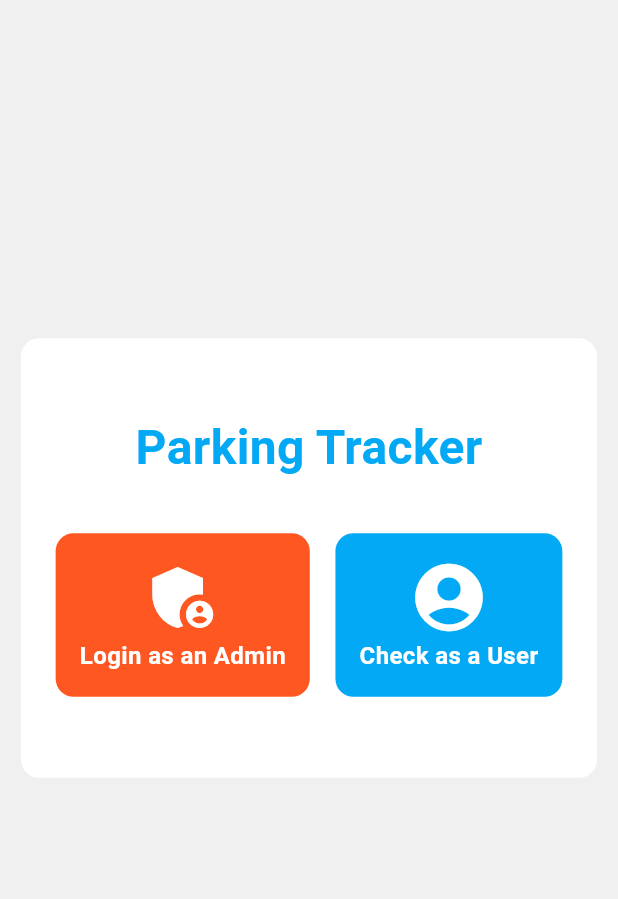
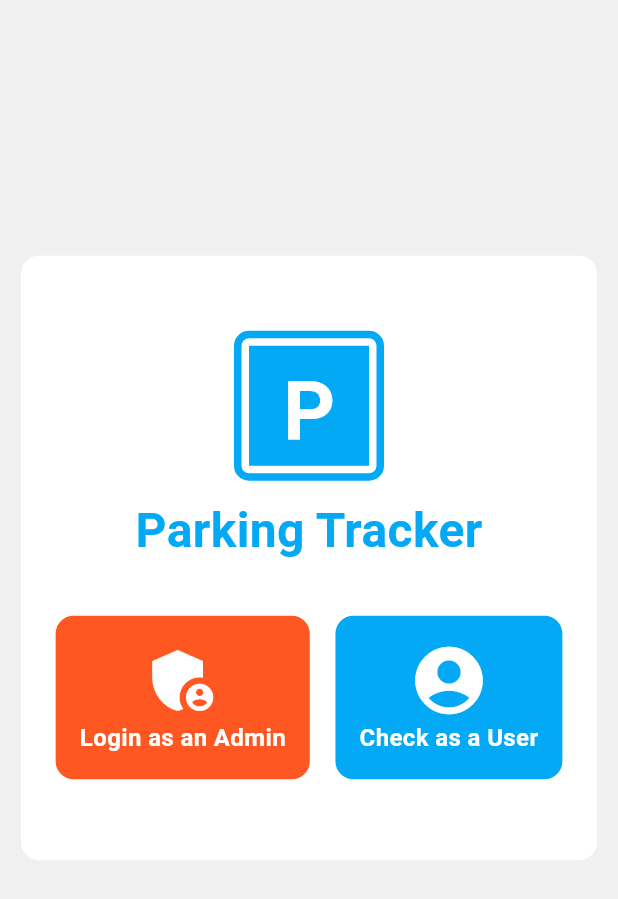
Before and after one commit to Harshit-Sonawala/parking_tracker, a Flutter app: the screen it shows after launch, on a phone screen of 412 x 824 dp. Shown: the top 899 px of the screen. Run offline on Flutter 3.47's test engine with Material 2 defaults, Android fonts, the light colour scheme and no system bars; drawn by our look-alikes of animated_background; our stand-ins replace file_picker; missing offline and left inert: excel.

Commit message:
added homescreen logo

```diff
--- a/lib/home_screen.dart
+++ b/lib/home_screen.dart
@@ -30,6 +30,41 @@ class _HomeScreenState extends State<HomeScreen> with TickerProviderStateMixin {
                   padding: const EdgeInsets.symmetric(vertical: 50.0, horizontal: 10.0),
                   child: Column(
                     children: [
+                      Container(
+                        height: 100,
+                        width: 100,
+                        padding: const EdgeInsets.all(5),
+                        decoration: BoxDecoration(
+                          color: Colors.transparent,
+                          borderRadius: BorderRadius.circular(10),
+                          border: Border.all(
+                            color: Theme.of(context).primaryColor,
+                            width: 5.0,
+                            style: BorderStyle.solid,
+                          ),
+                        ),
+                        child: Container(
+                          decoration: BoxDecoration(
+                            color: Theme.of(context).primaryColor,
+                            border: Border.all(
+                              color: Theme.of(context).primaryColor,
+                              width: 5.0,
+                              style: BorderStyle.solid,
+                            ),
+                          ),
+                          child: const Center(
+                            child: Text(
+                              'P',
+                              style: TextStyle(
+                                color: Colors.white,
+                                fontSize: 54,
+                                fontWeight: FontWeight.bold,
+                              ),
+                            ),
+                          ),
+                        ),
+                      ),
+                      const SizedBox(height: 10),
                       Text(
                         'Parking Tracker',
                         style: TextStyle(
```
